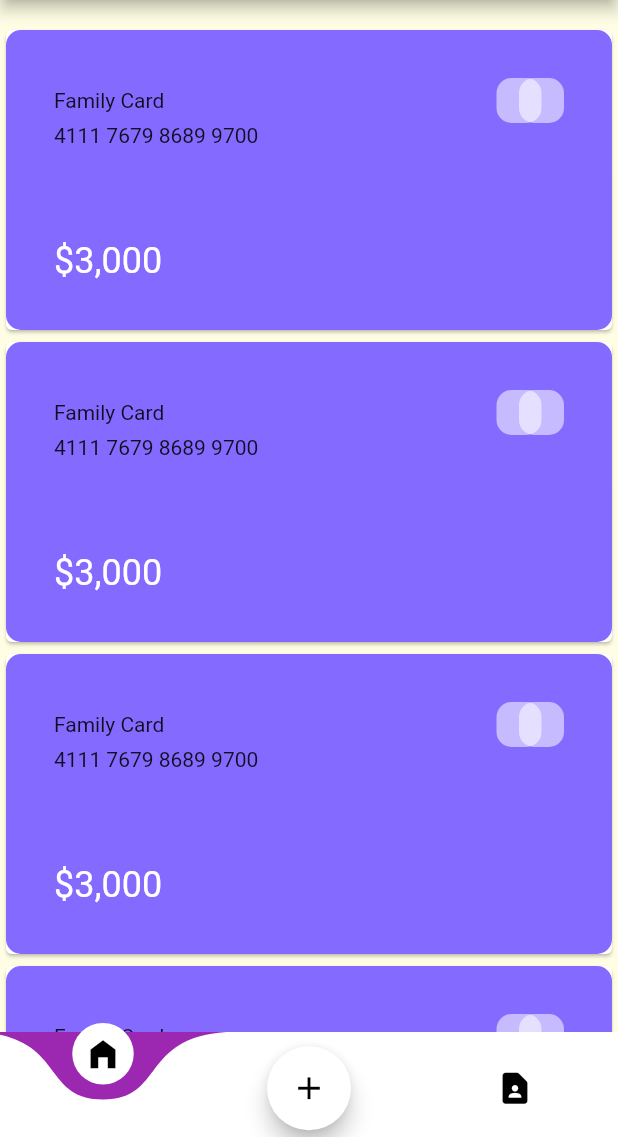
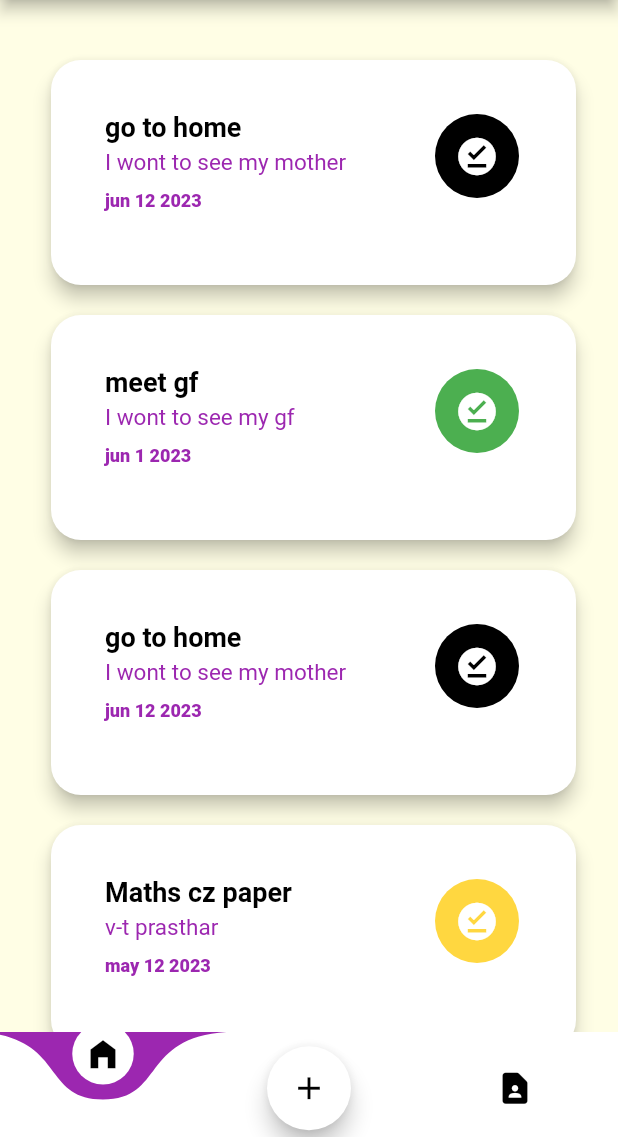
Before and after one commit to shanuDhanusha/todo, a Flutter app: the screen it shows after launch, on a phone screen of 412 x 824 dp, the part 99-1236 px from its top. Run offline on Flutter 3.47's test engine with Material 2 defaults, Android fonts, the light colour scheme and no system bars; drawn by our look-alikes of curved_navigation_bar.

Commit message:
make todo card

```diff
--- a/lib/Finished.dart
+++ b/lib/Finished.dart
@@ -1,4 +1,7 @@
 import 'package:flutter/material.dart';
+import './componets/Compled.dart';
+import './model/DataArray.dart';
+import './model/Todos.dart';
 
 class Finished extends StatefulWidget {
   const Finished({super.key});
@@ -9,14 +12,43 @@ class Finished extends StatefulWidget {
 }
 
 class _Finished extends State<Finished> {
+
   @override
   Widget build(BuildContext context) {
-    return const Text(
-      'Finished!',
-      style: TextStyle(
-        fontSize: 24,
-        fontWeight: FontWeight.bold,
-      ),
-    );
+    return ListView.builder(
+       scrollDirection: Axis.vertical,
+        itemCount: DATA_TODOS.length,
+        padding: EdgeInsets.all(20),
+        itemBuilder:(context,index){
+              return Dismissible(
+                  key:ValueKey<String>(DATA_TODOS[index].title),
+                  onDismissed: (DismissDirection direction) {
+                    setState(() {
+                      DATA_TODOS.removeAt(index);
+                    });
+                  },
+                  background: Container(
+                    // color: Colors.green,
+                    alignment: AlignmentDirectional.centerEnd,
+                    child: const Padding(
+                      padding: EdgeInsets.fromLTRB(0.0, 0.0, 10.0, 0.0),
+                      child: Icon(
+                        Icons.delete,
+                        color: Colors.purple,
+                        size: 40,
+                      ),
+                    ),
+                   // padding: EdgeInsets.all(20),
+                  ),
+                child :Compled(
+                  title:DATA_TODOS[index].title,
+                  exDate:DATA_TODOS[index].exDate,
+                  discription:DATA_TODOS[index].discription,
+                  color:DATA_TODOS[index].color
+              )
+
+              );
+
+        });
   }
 }
--- /dev/null
+++ b/lib/componets/Compled.dart
@@ -0,0 +1,120 @@
+import 'package:flutter/material.dart';
+
+
+class Compled extends StatefulWidget {
+  final String title;
+  final String exDate;
+  final String discription;
+  final Color color;
+   Compled({
+     required this.title,
+     required this.exDate,
+     required this.discription,
+     required this.color}) ;
+
+  @override
+  State<Compled> createState() => _CompledState();
+}
+
+class _CompledState extends State<Compled> {
+
+  @override
+  Widget build(BuildContext context) {
+    return Card(
+      shape: RoundedRectangleBorder(
+         borderRadius: BorderRadius.circular(20),
+      ),
+        color: Colors.white,
+        margin: EdgeInsets.only(left:14,top: 20),
+        elevation: 5,
+
+      child: Container(
+        width: 350,
+        height: 150,
+        child: Padding(
+           padding: EdgeInsets.all(20),
+          child: ListTile(
+            title: Container(
+                margin: const EdgeInsets.only(top:10,left: 0),
+                child: Text('${widget.title}',
+                  style:
+                  const TextStyle(
+                  fontSize: 18,
+                  color: Colors.black,
+                  fontWeight:FontWeight.bold
+                ),)
+            ),
+            subtitle:  Container(
+              margin: EdgeInsets.only(top:4,left: 0),
+              child:  Column(
+                 crossAxisAlignment: CrossAxisAlignment.start,
+                  children: [
+                       Text('${widget.discription}',
+                         style: const TextStyle(
+                       fontStyle:FontStyle.normal,
+                      fontSize: 15,
+                      color: Colors.purple
+                    ),
+                    softWrap: true,
+                    ),
+                    Container(
+                       margin: const EdgeInsets.only(top: 10),
+                      child:  Text('${widget.exDate}',
+                        style: const TextStyle(
+                            fontSize: 12,
+                            color: Colors.purple,
+                            fontWeight: FontWeight.w800
+                        ),
+                      ),
+                    ),
+
+                  ]),
+            ),
+            trailing:  CircleAvatar(
+                   backgroundColor:widget.color,
+                   radius: 30,
+                   child: Icon(Icons.offline_pin,size: 30,color: Colors.white,),
+
+            ),
+            // trailing: Container(
+            //   width: 30,
+            //   height: 100,
+            //   decoration: BoxDecoration(
+            //     borderRadius: BorderRadius.circular(20),
+            //     color: Colors.purple,
+            //   ),
+            // ),
+
+
+          ),
+        ),
+      ),
+      // child: Container(
+      //      width: 350,
+      //      height: 150,
+      //    child:   const Row(
+      //      children: [
+      //        Padding(
+      //           padding:EdgeInsets.all(20),
+      //          child: Column(
+      //            crossAxisAlignment: CrossAxisAlignment.center,
+      //            children: [
+      //              Expanded(
+      //                child: CircleAvatar(
+      //                    backgroundColor: Colors.amberAccent,
+      //                   radius: 30,
+      //                      child: Icon(Icons.offline_pin,color: Colors.white)
+      //
+      //                ),
+      //              )
+      //            ],
+      //          ),
+      //        ),
+      //
+      //      ]
+      //   )
+      //
+      // )
+    );
+  }
+}
--- a/lib/home.dart
+++ b/lib/home.dart
@@ -1,5 +1,7 @@
 import 'package:flutter/material.dart';
-
+import './model/DataArray.dart';
+import './model/Todos.dart';
+import './componets/Compled.dart';
 class Home extends StatefulWidget {
   const Home({super.key});
 
@@ -9,94 +11,126 @@ class Home extends StatefulWidget {
 }
 
 class _Home extends State<Home> {
-  List<String> toDoList = [
-    'Item 1',
-    'Item 2',
-    'Item 3',
-    'Item 3',
-    'Item 3',
-  ];
+
   @override
   Widget build(BuildContext context) {
      return ListView.builder(
-      itemCount: toDoList.length,
-      padding: const EdgeInsets.symmetric(vertical: 16),
-      itemBuilder: (BuildContext context, int index) {
+         scrollDirection: Axis.vertical,
+         itemCount: DATA_TODOS.length,
+         padding: EdgeInsets.all(20),
+         itemBuilder:(context,index){
            return Dismissible(
-            direction: DismissDirection.endToStart,
+               key:ValueKey<String>(DATA_TODOS[index].title),
+               onDismissed: (DismissDirection direction) {
+                 setState(() {
+                   DATA_TODOS.removeAt(index);
+                 });
+               },
                background: Container(
+                 // color: Colors.green,
                  alignment: AlignmentDirectional.centerEnd,
-              color: Colors.red,
                  child: const Padding(
                    padding: EdgeInsets.fromLTRB(0.0, 0.0, 10.0, 0.0),
                    child: Icon(
                      Icons.delete,
-                  color: Colors.white,
+                     color: Colors.purple,
+                     size: 40,
                    ),
                  ),
+                 // padding: EdgeInsets.all(20),
                ),
-            key: ValueKey<int>(toDoList[index].hashCode),
-            onDismissed: (DismissDirection direction) {
-              setState(() {
-                toDoList.removeAt(index);
+               child :Compled(
+                   title:DATA_TODOS[index].title,
+                   exDate:DATA_TODOS[index].exDate,
+                   discription:DATA_TODOS[index].discription,
+                   color:DATA_TODOS[index].color
+               )
+
+           );
+
          });
-            },
-            child: Card(
-              child: Container(
-                height: 200,
-                width: double.infinity,
-                padding: const EdgeInsets.all(32),
-                decoration: BoxDecoration(
-                  color: Color(0xFF846AFF),
-                  // gradient: const LinearGradient(
-                  //   begin: Alignment.topLeft,
-                  //   end: Alignment.bottomRight,
-                  //   colors: [
-                  //     Color(0xFF846AFF),
-                  //     Color(0xFF755EE8),
-                  //     Colors.purpleAccent,
-                  //     Colors.amber,
-                  //   ],
-                  // ),
-                  borderRadius: BorderRadius.circular(10.0),
-                ),
-                child: Column(
-                  mainAxisAlignment: MainAxisAlignment.spaceBetween,
-                  crossAxisAlignment: CrossAxisAlignment.start,
-                  children: [
-                    Column(
-                      crossAxisAlignment: CrossAxisAlignment.start,
-                      children: [
-                        Row(
-                          children: [
-                            Text('Family Card'),
-                            const Spacer(),
-                            Stack(
-                              children: List.generate(
-                                2,
-                                (index) => Container(
-                                  margin: EdgeInsets.only(
-                                      left: (15 * index).toDouble()),
-                                  height: 30,
-                                  width: 30,
-                                  decoration: BoxDecoration(
-                                      borderRadius: BorderRadius.circular(10.0),
-                                      color: Colors.white54),
-                                ),
-                              ),
-                            )
-                          ],
-                        ),
-                        Text('4111 7679 8689 9700')
-                      ],
-                    ),
-                    const Text('\$3,000',
-                        style: TextStyle(fontSize: 24, color: Colors.white))
-                  ],
-                ),
-              ),
-            ));
-      },
-    );
+    // return ListView.builder(
+    //   itemCount: toDoList.length,
+    //   padding: const EdgeInsets.symmetric(vertical: 16),
+    //   itemBuilder: (BuildContext context, int index) {
+    //     return Dismissible(
+    //         direction: DismissDirection.endToStart,
+    //         background: Container(
+    //           alignment: AlignmentDirectional.centerEnd,
+    //           color: Colors.red,
+    //           child: const Padding(
+    //             padding: EdgeInsets.fromLTRB(0.0, 0.0, 10.0, 0.0),
+    //             child: Icon(
+    //               Icons.delete,
+    //               color: Colors.white,
+    //             ),
+    //           ),
+    //         ),
+    //         key: ValueKey<int>(toDoList[index].hashCode),
+    //         onDismissed: (DismissDirection direction) {
+    //           setState(() {
+    //             toDoList.removeAt(index);
+    //           });
+    //         },
+    //        child: ,
+    //         // child: Card(
+    //         //   elevation: 5,
+    //         //   child: Container(
+    //         //     height: 200,
+    //         //     width: 400,
+    //         //     padding: const EdgeInsets.all(32),
+    //         //     decoration: BoxDecoration(
+    //         //       color: Color(0xFF846AFF),
+    //         //       // gradient: const LinearGradient(
+    //         //       //   begin: Alignment.topLeft,
+    //         //       //   end: Alignment.bottomRight,
+    //         //       //   colors: [
+    //         //       //     Color(0xFF846AFF),
+    //         //       //     Color(0xFF755EE8),
+    //         //       //     Colors.purpleAccent,
+    //         //       //     Colors.amber,
+    //         //       //   ],
+    //         //       // ),
+    //         //       borderRadius: BorderRadius.circular(10.0),
+    //         //     ),
+    //         //     child: Column(
+    //         //       mainAxisAlignment: MainAxisAlignment.spaceBetween,
+    //         //       crossAxisAlignment: CrossAxisAlignment.start,
+    //         //       children: [
+    //         //         Column(
+    //         //           crossAxisAlignment: CrossAxisAlignment.start,
+    //         //           children: [
+    //         //             Row(
+    //         //               children: [
+    //         //                 Text('Family Card'),
+    //         //                 const Spacer(),
+    //         //                 Stack(
+    //         //                   children: List.generate(
+    //         //                     2,
+    //         //                     (index) => Container(
+    //         //                       margin: EdgeInsets.only(
+    //         //                           left: (15 * index).toDouble()),
+    //         //                       height: 30,
+    //         //                       width: 30,
+    //         //                       decoration: BoxDecoration(
+    //         //                           borderRadius: BorderRadius.circular(10.0),
+    //         //                           color: Colors.white54),
+    //         //                     ),
+    //         //                   ),
+    //         //                 )
+    //         //               ],
+    //         //             ),
+    //         //             Text('4111 7679 8689 9700')
+    //         //           ],
+    //         //         ),
+    //         //         const Text('\$3,000',
+    //         //             style: TextStyle(fontSize: 24, color: Colors.white))
+    //         //       ],
+    //         //     ),
+    //         //   ),
+    //         // )
+    //         );
+    //   },
+    // );
   }
 }
--- /dev/null
+++ b/lib/model/DataArray.dart
@@ -0,0 +1,35 @@
+import 'package:flutter/material.dart';
+import './Todos.dart';
+
+final DATA_TODOS=[
+  Todos(
+      title:'go to home',
+      exDate:'jun 12 2023',
+      discription:'I wont to see my mother',
+      color: Colors.black
+  ),
+  Todos(
+      title:'meet gf',
+      exDate:'jun 1 2023',
+      discription:'I wont to see my gf',
+      color: Colors.green
+  ),
+  Todos(
+      title:'go to home',
+      exDate:'jun 12 2023',
+      discription:'I wont to see my mother',
+      color: Colors.black
+  ),
+  Todos(
+      title:'Maths cz paper',
+      exDate:'may 12 2023',
+      discription:'v-t prasthar ',
+      color: Colors.amberAccent
+  ),
+  Todos(
+      title:'got to vilige',
+      exDate:'jun 12 2023',
+      discription:'I wont to meet my grandfather',
+      color: Colors.amberAccent
+  ),
+];
--- /dev/null
+++ b/lib/model/Todos.dart
@@ -0,0 +1,15 @@
+import 'package:flutter/material.dart';
+class Todos{
+  final String title;
+  final String exDate;
+  final String discription;
+  final Color color;
+  Todos(
+      {
+        required this.title,
+        required this.exDate,
+        required this.discription,
+        required this.color
+      }
+      );
+}
```
Lines whose indentation alone changed are shown as unchanged.
